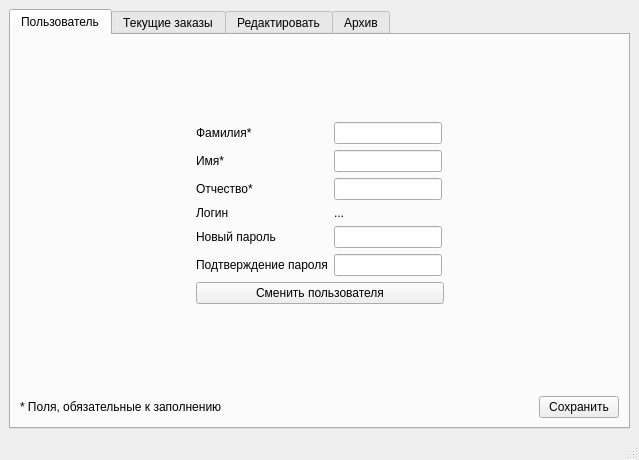
First picture: the form in final_version/transport_services/admin.ui, repository nexza78/course_work, before the edit.
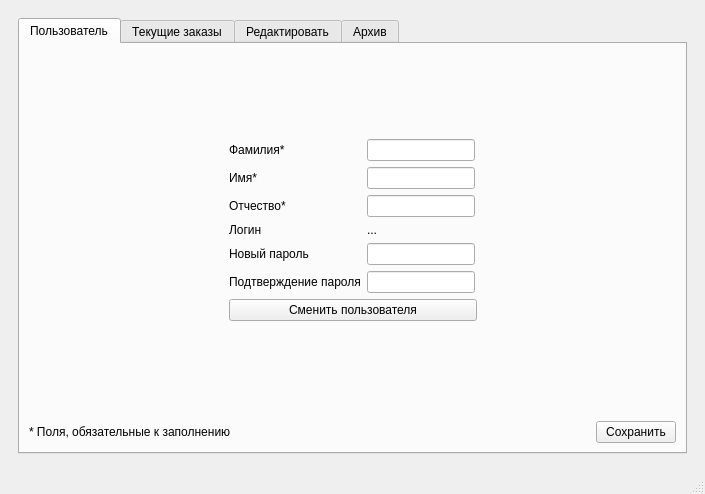
Second picture: the form after the edit. Icons and pictures are not drawn.

Diff of the .ui file:
```diff
--- a/final_version/transport_services/admin.ui
+++ b/final_version/transport_services/admin.ui
@@ -6,8 +6,8 @@
    <rect>
     <x>0</x>
     <y>0</y>
-    <width>639</width>
-    <height>460</height>
+    <width>705</width>
+    <height>494</height>
    </rect>
   </property>
   <property name="windowTitle">
@@ -20,6 +20,10 @@
   <widget class="QWidget" name="centralwidget">
    <layout class="QGridLayout" name="gridLayout_2">
     <item row="0" column="0">
+     <widget class="QStackedWidget" name="stackedWidget">
+      <widget class="QWidget" name="page">
+       <layout class="QGridLayout" name="gridLayout_9">
+        <item row="0" column="0">
      <widget class="QTabWidget" name="tabWidget">
       <property name="currentIndex">
        <number>0</number>
@@ -29,6 +33,50 @@
         <string>Пользователь</string>
        </attribute>
        <layout class="QGridLayout" name="gridLayout_3">
+            <item row="5" column="0" colspan="3">
+             <layout class="QGridLayout" name="gridLayout_5">
+              <item row="0" column="2">
+               <widget class="QPushButton" name="pB_save_info">
+                <property name="text">
+                 <string>Сохранить</string>
+                </property>
+               </widget>
+              </item>
+              <item row="0" column="1">
+               <spacer name="horizontalSpacer_3">
+                <property name="orientation">
+                 <enum>Qt::Horizontal</enum>
+                </property>
+                <property name="sizeHint" stdset="0">
+                 <size>
+                  <width>40</width>
+                  <height>20</height>
+                 </size>
+                </property>
+               </spacer>
+              </item>
+              <item row="0" column="0">
+               <widget class="QLabel" name="label">
+                <property name="text">
+                 <string>* Поля, обязательные к заполнению</string>
+                </property>
+               </widget>
+              </item>
+             </layout>
+            </item>
+            <item row="4" column="1">
+             <spacer name="verticalSpacer_2">
+              <property name="orientation">
+               <enum>Qt::Vertical</enum>
+              </property>
+              <property name="sizeHint" stdset="0">
+               <size>
+                <width>20</width>
+                <height>122</height>
+               </size>
+              </property>
+             </spacer>
+            </item>
         <item row="1" column="1">
          <layout class="QGridLayout" name="gridLayout">
           <item row="5" column="0">
@@ -265,76 +313,6 @@
           </property>
          </spacer>
         </item>
-        <item row="1" column="2">
-         <spacer name="horizontalSpacer_2">
-          <property name="orientation">
-           <enum>Qt::Horizontal</enum>
-          </property>
-          <property name="sizeHint" stdset="0">
-           <size>
-            <width>40</width>
-            <height>20</height>
-           </size>
-          </property>
-         </spacer>
-        </item>
-        <item row="4" column="0" colspan="3">
-         <layout class="QGridLayout" name="gridLayout_5">
-          <item row="0" column="2">
-           <widget class="QPushButton" name="pB_save_info">
-            <property name="text">
-             <string>Сохранить</string>
-            </property>
-           </widget>
-          </item>
-          <item row="0" column="1">
-           <spacer name="horizontalSpacer_3">
-            <property name="orientation">
-             <enum>Qt::Horizontal</enum>
-            </property>
-            <property name="sizeHint" stdset="0">
-             <size>
-              <width>40</width>
-              <height>20</height>
-             </size>
-            </property>
-           </spacer>
-          </item>
-          <item row="0" column="0">
-           <widget class="QLabel" name="label">
-            <property name="text">
-             <string>* Поля, обязательные к заполнению</string>
-            </property>
-           </widget>
-          </item>
-         </layout>
-        </item>
-        <item row="3" column="1">
-         <spacer name="verticalSpacer_2">
-          <property name="orientation">
-           <enum>Qt::Vertical</enum>
-          </property>
-          <property name="sizeHint" stdset="0">
-           <size>
-            <width>20</width>
-            <height>122</height>
-           </size>
-          </property>
-         </spacer>
-        </item>
-        <item row="1" column="0">
-         <spacer name="horizontalSpacer">
-          <property name="orientation">
-           <enum>Qt::Horizontal</enum>
-          </property>
-          <property name="sizeHint" stdset="0">
-           <size>
-            <width>40</width>
-            <height>20</height>
-           </size>
-          </property>
-         </spacer>
-        </item>
         <item row="2" column="1">
          <widget class="QPushButton" name="pushButton_change_acc">
           <property name="text">
@@ -713,6 +691,10 @@
     </item>
    </layout>
   </widget>
+     </widget>
+    </item>
+   </layout>
+  </widget>
   <widget class="QMenuBar" name="menubar">
    <property name="geometry">
     <rect>
```
Left out of the diff: 28 changed lines with no effect on the pictures. Lines whose indentation alone changed are shown as unchanged.
